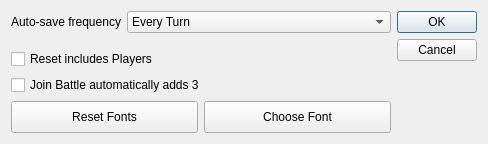
Qt form lib/preferences_window.ui (ErikSeguinte/ex-3e-tracker-Python) before a commit.
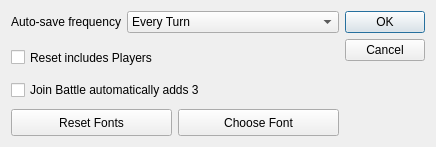
The same form after that commit.

Commit message: Resizing buttons in preferences window print file converted with convert ui

The edit to the form file:
```diff
--- a/lib/preferences_window.ui
+++ b/lib/preferences_window.ui
@@ -6,8 +6,8 @@
    <rect>
     <x>0</x>
     <y>0</y>
-    <width>488</width>
-    <height>144</height>
+    <width>436</width>
+    <height>147</height>
    </rect>
   </property>
   <property name="windowTitle">
@@ -27,6 +27,12 @@
        </item>
        <item row="0" column="1">
         <widget class="QComboBox" name="auto_save_comboBox">
+         <property name="sizePolicy">
+          <sizepolicy hsizetype="Preferred" vsizetype="Preferred">
+           <horstretch>0</horstretch>
+           <verstretch>0</verstretch>
+          </sizepolicy>
+         </property>
          <item>
           <property name="text">
            <string>Every Turn</string>
@@ -48,6 +54,12 @@
      </item>
      <item>
       <widget class="QCheckBox" name="reset_checkBox">
+       <property name="sizePolicy">
+        <sizepolicy hsizetype="Preferred" vsizetype="Preferred">
+         <horstretch>0</horstretch>
+         <verstretch>0</verstretch>
+        </sizepolicy>
+       </property>
        <property name="text">
         <string>Reset includes Players</string>
        </property>
@@ -55,6 +67,12 @@
      </item>
      <item>
       <widget class="QCheckBox" name="jb_checkBox">
+       <property name="sizePolicy">
+        <sizepolicy hsizetype="Preferred" vsizetype="Preferred">
+         <horstretch>0</horstretch>
+         <verstretch>0</verstretch>
+        </sizepolicy>
+       </property>
        <property name="text">
         <string>Join Battle automatically adds 3</string>
        </property>
@@ -65,7 +83,7 @@
        <item>
         <widget class="QPushButton" name="Reset_Button_btn">
          <property name="sizePolicy">
-          <sizepolicy hsizetype="Minimum" vsizetype="Minimum">
+          <sizepolicy hsizetype="Preferred" vsizetype="Preferred">
            <horstretch>0</horstretch>
            <verstretch>0</verstretch>
           </sizepolicy>
@@ -78,7 +96,7 @@
        <item>
         <widget class="QPushButton" name="choose_font_btn">
          <property name="sizePolicy">
-          <sizepolicy hsizetype="Minimum" vsizetype="Minimum">
+          <sizepolicy hsizetype="Preferred" vsizetype="Preferred">
            <horstretch>0</horstretch>
            <verstretch>0</verstretch>
           </sizepolicy>
```
Left out of the diff: 6 changed lines with no effect on the pictures. The commit also changes 3 other files.
